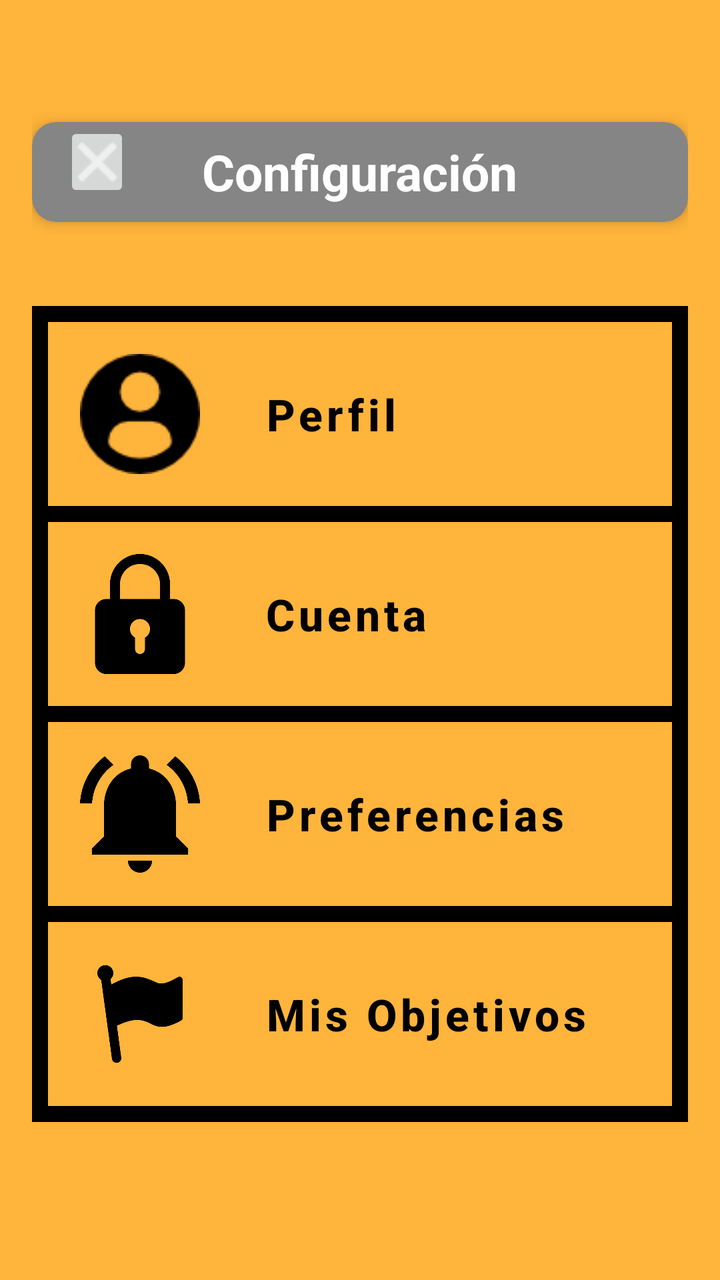
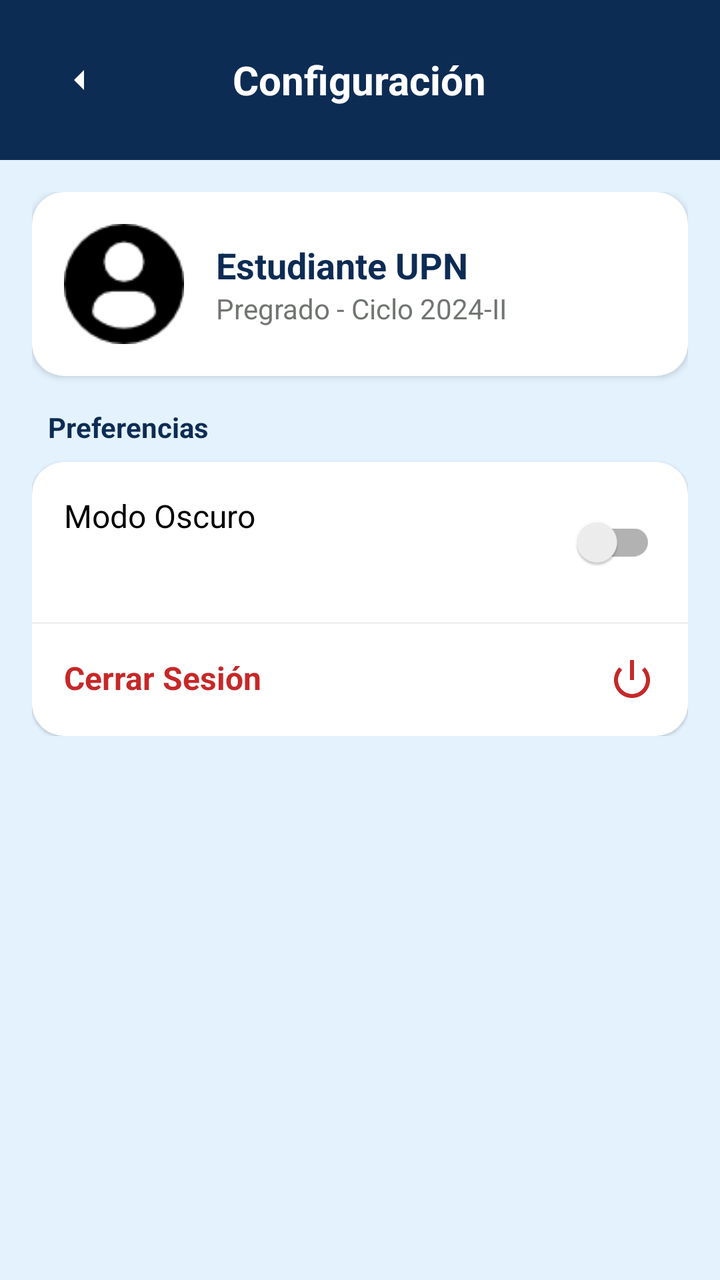

Compare the two renders of this Android layout. The source of the first and the diff that turns it into the second are given below.
<!-- AndroidManifest.xml: application theme Theme.UPNFit -->
<!-- res/layout/activity_configuracion.xml -->
<?xml version="1.0" encoding="utf-8"?>
<RelativeLayout xmlns:android="http://schemas.android.com/apk/res/android"
    xmlns:app="http://schemas.android.com/apk/res-auto"
    android:layout_width="match_parent"
    android:layout_height="match_parent"
    android:background="@color/amarillo_upn"
    android:padding="16dp">

    
    
    
    <androidx.cardview.widget.CardView
        android:id="@+id/topBar"
        android:layout_width="match_parent"
        android:layout_height="wrap_content"
        android:layout_alignParentTop="true"
        android:layout_marginTop="45dp"
        android:layout_marginBottom="10dp"
        app:cardCornerRadius="12dp"
        app:cardElevation="4dp"
        app:cardBackgroundColor="#858585">

        <RelativeLayout
            android:layout_width="match_parent"
            android:layout_height="50dp"
            android:paddingStart="16dp"
            android:paddingEnd="16dp">

            <ImageButton
                android:id="@+id/regresomenu"
                android:layout_width="33dp"
                android:layout_height="40dp"
                android:clickable="true"
                android:focusable="true"
                android:contentDescription="Regresar"
                android:src="@android:drawable/ic_menu_close_clear_cancel"
                app:tint="#FFFFFF" />

            <TextView
                android:id="@+id/tvTitulo"
                android:layout_width="wrap_content"
                android:layout_height="match_parent"
                android:layout_centerInParent="true"
                android:gravity="center"
                android:text="Configuración"
                android:textColor="#FFFFFF"
                android:textSize="25sp"
                android:textStyle="bold" />
        </RelativeLayout>
    </androidx.cardview.widget.CardView>

    
    
    
    <LinearLayout
        android:id="@+id/menuContainer"
        android:layout_width="match_parent"
        android:layout_height="wrap_content"
        android:layout_below="@id/topBar"
        android:layout_marginTop="32dp"
        android:orientation="vertical"
        android:background="@color/black"
        android:padding="8dp">

        
        <LinearLayout
            android:id="@+id/opPerfil"
            android:layout_width="match_parent"
            android:layout_height="wrap_content"
            android:orientation="horizontal"
            android:padding="16dp"
            android:gravity="center_vertical"
            android:background="@color/amarillo_upn"
            android:layout_marginBottom="8dp">

            <ImageView
                android:layout_width="60dp"
                android:layout_height="60dp"
                android:src="@drawable/perfil" />

            <Button
                android:id="@+id/btnmenuPerfil"
                android:layout_width="wrap_content"
                android:layout_height="wrap_content"
                android:layout_marginStart="16dp"
                android:text="Perfil"
                android:textStyle="bold"
                android:textColor="@color/black"
                android:textSize="22sp"
                android:background="?android:attr/selectableItemBackground"
                android:textAllCaps="false" />
        </LinearLayout>

        
        <LinearLayout
            android:id="@+id/opCuenta"
            android:layout_width="match_parent"
            android:layout_height="wrap_content"
            android:orientation="horizontal"
            android:padding="16dp"
            android:gravity="center_vertical"
            android:background="@color/amarillo_upn"
            android:layout_marginBottom="8dp">

            <ImageView
                android:layout_width="60dp"
                android:layout_height="60dp"
                android:src="@drawable/cuenta" />

            <Button
                android:id="@+id/btnmenuCuenta"
                android:layout_width="wrap_content"
                android:layout_height="wrap_content"
                android:layout_marginStart="16dp"
                android:text="Cuenta"
                android:textStyle="bold"
                android:textColor="@color/black"
                android:textSize="22sp"
                android:background="?android:attr/selectableItemBackground"
                android:textAllCaps="false" />
        </LinearLayout>

        
        <LinearLayout
            android:id="@+id/opPreferencias"
            android:layout_width="match_parent"
            android:layout_height="wrap_content"
            android:orientation="horizontal"
            android:padding="16dp"
            android:gravity="center_vertical"
            android:background="@color/amarillo_upn"
            android:layout_marginBottom="8dp">

            <ImageView
                android:layout_width="60dp"
                android:layout_height="60dp"
                android:src="@drawable/notificaciones" />

            <Button
                android:id="@+id/btnmenuPreferencias"
                android:layout_width="wrap_content"
                android:layout_height="wrap_content"
                android:layout_marginStart="16dp"
                android:text="Preferencias"
                android:textStyle="bold"
                android:textColor="@color/black"
                android:textSize="22sp"
                android:background="?android:attr/selectableItemBackground"
                android:textAllCaps="false" />
        </LinearLayout>

        
        <LinearLayout
            android:id="@+id/opObjetivos"
            android:layout_width="match_parent"
            android:layout_height="wrap_content"
            android:orientation="horizontal"
            android:padding="16dp"
            android:gravity="center_vertical"
            android:background="@color/amarillo_upn">

            <ImageView
                android:layout_width="60dp"
                android:layout_height="60dp"
                android:src="@drawable/objetivos" />

            <Button
                android:id="@+id/btnmenuObjetivos"
                android:layout_width="wrap_content"
                android:layout_height="wrap_content"
                android:layout_marginStart="16dp"
                android:text="Mis Objetivos"
                android:textStyle="bold"
                android:textColor="@color/black"
                android:textSize="22sp"
                android:background="?android:attr/selectableItemBackground"
                android:textAllCaps="false" />
        </LinearLayout>
    </LinearLayout>

</RelativeLayout>
<!-- resources referenced by this layout -->
<resources>
  <color name="amarillo_upn">#ffb43b</color>
  <color name="black">#FF000000</color>
  <!-- drawable cuenta: png bitmap (drawable, 8813 bytes) -->
  <!-- drawable notificaciones: png bitmap (drawable, 11784 bytes) -->
  <!-- drawable objetivos: png bitmap (drawable, 7516 bytes) -->
  <!-- drawable perfil: png bitmap (drawable, 1337 bytes) -->
  <style name="Theme.UPNFit" parent="Theme.MaterialComponents.DayNight.NoActionBar">
          
          <item name="colorPrimary">@color/purple_500</item>
          <item name="colorPrimaryVariant">@color/purple_700</item>
          <item name="colorOnPrimary">@color/white</item>
          
          <item name="colorSecondary">@color/teal_200</item>
          <item name="colorSecondaryVariant">@color/teal_700</item>
          <item name="colorOnSecondary">@color/black</item>
          
          <item name="android:statusBarColor">?attr/colorPrimaryVariant</item>
          
      </style>
  <color name="purple_500">#FF6200EE</color>
  <color name="purple_700">#FF3700B3</color>
  <color name="white">#FFFFFF</color>
  <color name="teal_200">#FF03DAC5</color>
  <color name="teal_700">#FF018786</color>
</resources>

<!-- the commit's change to res/layout/activity_configuracion.xml (unified diff, before → after) -->
@@ -1,181 +1,171 @@
 <?xml version="1.0" encoding="utf-8"?>
-<RelativeLayout xmlns:android="http://schemas.android.com/apk/res/android"
+<LinearLayout xmlns:android="http://schemas.android.com/apk/res/android"
     xmlns:app="http://schemas.android.com/apk/res-auto"
+    android:id="@+id/main"
     android:layout_width="match_parent"
     android:layout_height="match_parent"
-    android:background="@color/amarillo_upn"
-    android:padding="16dp">
+    android:background="@color/azulino_claro"
+    android:orientation="vertical">
 
     
-    
-    
-    <androidx.cardview.widget.CardView
-        android:id="@+id/topBar"
+    <RelativeLayout
         android:layout_width="match_parent"
         android:layout_height="wrap_content"
-        android:layout_alignParentTop="true"
-        android:layout_marginTop="45dp"
-        android:layout_marginBottom="10dp"
-        app:cardCornerRadius="12dp"
-        app:cardElevation="4dp"
-        app:cardBackgroundColor="#858585">
+        android:background="@color/azul_marino"
+        android:padding="20dp">
 
-        <RelativeLayout
-            android:layout_width="match_parent"
-            android:layout_height="50dp"
-            android:paddingStart="16dp"
-            android:paddingEnd="16dp">
+        <ImageButton
+            android:id="@+id/regresomenu"
+            android:layout_width="40dp"
+            android:layout_height="40dp"
+            android:background="?attr/selectableItemBackgroundBorderless"
+            android:contentDescription="Regresar"
+            android:src="@drawable/ic_back_arrow"
+            app:tint="@color/white" />
 
-            <ImageButton
-                android:id="@+id/regresomenu"
-                android:layout_width="33dp"
-                android:layout_height="40dp"
-                android:clickable="true"
-                android:focusable="true"
-                android:contentDescription="Regresar"
-                android:src="@android:drawable/ic_menu_close_clear_cancel"
-                app:tint="#FFFFFF" />
+        <TextView
+            android:layout_width="wrap_content"
+            android:layout_height="wrap_content"
+            android:layout_centerHorizontal="true"
+            android:layout_centerVertical="true"
+            android:text="Configuración"
+            android:textColor="@color/white"
+            android:textSize="20sp"
+            android:textStyle="bold" />
+    </RelativeLayout>
 
-            <TextView
-                android:id="@+id/tvTitulo"
-                android:layout_width="wrap_content"
-                android:layout_height="match_parent"
-                android:layout_centerInParent="true"
-                android:gravity="center"
-                android:text="Configuración"
-                android:textColor="#FFFFFF"
-                android:textSize="25sp"
-                android:textStyle="bold" />
-        </RelativeLayout>
-    </androidx.cardview.widget.CardView>
+    <ScrollView
+        android:layout_width="match_parent"
+        android:layout_height="match_parent">
 
-    
-    
-    
-    <LinearLayout
-        android:id="@+id/menuContainer"
-        android:layout_width="match_parent"
-        android:layout_height="wrap_content"
-        android:layout_below="@id/topBar"
-        android:layout_marginTop="32dp"
-        android:orientation="vertical"
-        android:background="@color/black"
-        android:padding="8dp">
-
-        
         <LinearLayout
-            android:id="@+id/opPerfil"
             android:layout_width="match_parent"
             android:layout_height="wrap_content"
-            android:orientation="horizontal"
-            android:padding="16dp"
-            android:gravity="center_vertical"
-            android:background="@color/amarillo_upn"
-            android:layout_marginBottom="8dp">
+            android:orientation="vertical"
+            android:padding="16dp">
 
-            <ImageView
-                android:layout_width="60dp"
-                android:layout_height="60dp"
-                android:src="@drawable/perfil" />
+            
+            <com.google.android.material.card.MaterialCardView
+                android:layout_width="match_parent"
+                android:layout_height="wrap_content"
+                android:layout_marginBottom="16dp"
+                app:cardCornerRadius="16dp"
+                app:cardElevation="2dp">
 
-            <Button
-                android:id="@+id/btnmenuPerfil"
+                <LinearLayout
+                    android:layout_width="match_parent"
+                    android:layout_height="wrap_content"
+                    android:gravity="center_vertical"
+                    android:orientation="horizontal"
+                    android:padding="16dp">
+
+                    <ImageView
+                        android:layout_width="60dp"
+                        android:layout_height="60dp"
+                        android:src="@drawable/perfil" />
+
+                    <LinearLayout
+                        android:layout_width="0dp"
+                        android:layout_height="wrap_content"
+                        android:layout_marginStart="16dp"
+                        android:layout_weight="1"
+                        android:orientation="vertical">
+
+                        <TextView
+                            android:id="@+id/tvNombreUsuarioConf"
+                            android:layout_width="wrap_content"
+                            android:layout_height="wrap_content"
+                            android:text="Estudiante UPN"
+                            android:textColor="@color/azul_marino"
+                            android:textSize="18sp"
+                            android:textStyle="bold" />
+
+                        <TextView
+                            android:layout_width="wrap_content"
+                            android:layout_height="wrap_content"
+                            android:text="Pregrado - Ciclo 2024-II"
+                            android:textColor="@color/gris_upn"
+                            android:textSize="14sp" />
+                    </LinearLayout>
+                </LinearLayout>
+            </com.google.android.material.card.MaterialCardView>
+
+            
+            <TextView
                 android:layout_width="wrap_content"
                 android:layout_height="wrap_content"
-                android:layout_marginStart="16dp"
-                android:text="Perfil"
-                android:textStyle="bold"
-                android:textColor="@color/black"
-                android:textSize="22sp"
-                android:background="?android:attr/selectableItemBackground"
-                android:textAllCaps="false" />
+                android:layout_marginBottom="8dp"
+                android:layout_marginStart="8dp"
+                android:text="Preferencias"
+                android:textColor="@color/azul_marino"
+                android:textSize="14sp"
+                android:textStyle="bold" />
+
+            <com.google.android.material.card.MaterialCardView
+                android:layout_width="match_parent"
+                android:layout_height="wrap_content"
+                app:cardCornerRadius="16dp"
+                app:cardElevation="1dp">
+
+                <LinearLayout
+                    android:layout_width="match_parent"
+                    android:layout_height="wrap_content"
+                    android:orientation="vertical">
+
+                    
+                    <RelativeLayout
+                        android:layout_width="match_parent"
+                        android:layout_height="wrap_content"
+                        android:padding="16dp">
+
+                        <TextView
+                            android:layout_width="wrap_content"
+                            android:layout_height="wrap_content"
+                            android:text="Modo Oscuro"
+                            android:textColor="@color/black"
+                            android:textSize="16sp" />
+
+                        <androidx.appcompat.widget.SwitchCompat
+                            android:id="@+id/switchDarkMode"
+                            android:layout_width="wrap_content"
+                            android:layout_height="wrap_content"
+                            android:layout_alignParentEnd="true" />
+                    </RelativeLayout>
+
+                    <View
+                        android:layout_width="match_parent"
+                        android:layout_height="1dp"
+                        android:background="#F0F0F0" />
+
+                    
+                    <RelativeLayout
+                        android:id="@+id/btnCerrarSesion"
+                        android:layout_width="match_parent"
+                        android:layout_height="wrap_content"
+                        android:clickable="true"
+                        android:focusable="true"
+                        android:background="?attr/selectableItemBackground"
+                        android:padding="16dp">
+
+                        <TextView
+                            android:layout_width="wrap_content"
+                            android:layout_height="wrap_content"
+                            android:text="Cerrar Sesión"
+                            android:textColor="#C62828"
+                            android:textSize="16sp"
+                            android:textStyle="bold" />
+
+                        <ImageView
+                            android:layout_width="24dp"
+                            android:layout_height="24dp"
+                            android:layout_alignParentEnd="true"
+                            android:src="@android:drawable/ic_lock_power_off"
+                            app:tint="#C62828" />
+                    </RelativeLayout>
+                </LinearLayout>
+            </com.google.android.material.card.MaterialCardView>
+
         </LinearLayout>
+    </ScrollView>
 
-        
-        <LinearLayout
-            android:id="@+id/opCuenta"
-            android:layout_width="match_parent"
-            android:layout_height="wrap_content"
-            android:orientation="horizontal"
-            android:padding="16dp"
-            android:gravity="center_vertical"
-            android:background="@color/amarillo_upn"
-            android:layout_marginBottom="8dp">
-
-            <ImageView
-                android:layout_width="60dp"
-                android:layout_height="60dp"
-                android:src="@drawable/cuenta" />
-
-            <Button
-                android:id="@+id/btnmenuCuenta"
-                android:layout_width="wrap_content"
-                android:layout_height="wrap_content"
-                android:layout_marginStart="16dp"
-                android:text="Cuenta"
-                android:textStyle="bold"
-                android:textColor="@color/black"
-                android:textSize="22sp"
-                android:background="?android:attr/selectableItemBackground"
-                android:textAllCaps="false" />
-        </LinearLayout>
-
-        
-        <LinearLayout
-            android:id="@+id/opPreferencias"
-            android:layout_width="match_parent"
-            android:layout_height="wrap_content"
-            android:orientation="horizontal"
-            android:padding="16dp"
-            android:gravity="center_vertical"
-            android:background="@color/amarillo_upn"
-            android:layout_marginBottom="8dp">
-
-            <ImageView
-                android:layout_width="60dp"
-                android:layout_height="60dp"
-                android:src="@drawable/notificaciones" />
-
-            <Button
-                android:id="@+id/btnmenuPreferencias"
-                android:layout_width="wrap_content"
-                android:layout_height="wrap_content"
-                android:layout_marginStart="16dp"
-                android:text="Preferencias"
-                android:textStyle="bold"
-                android:textColor="@color/black"
-                android:textSize="22sp"
-                android:background="?android:attr/selectableItemBackground"
-                android:textAllCaps="false" />
-        </LinearLayout>
-
-        
-        <LinearLayout
-            android:id="@+id/opObjetivos"
-            android:layout_width="match_parent"
-            android:layout_height="wrap_content"
-            android:orientation="horizontal"
-            android:padding="16dp"
-            android:gravity="center_vertical"
-            android:background="@color/amarillo_upn">
-
-            <ImageView
-                android:layout_width="60dp"
-                android:layout_height="60dp"
-                android:src="@drawable/objetivos" />
-
-            <Button
-                android:id="@+id/btnmenuObjetivos"
-                android:layout_width="wrap_content"
-                android:layout_height="wrap_content"
-                android:layout_marginStart="16dp"
-                android:text="Mis Objetivos"
-                android:textStyle="bold"
-                android:textColor="@color/black"
-                android:textSize="22sp"
-                android:background="?android:attr/selectableItemBackground"
-                android:textAllCaps="false" />
-        </LinearLayout>
-    </LinearLayout>
-
-</RelativeLayout>
+</LinearLayout>
<!-- resource entries referenced after the edit -->
@@ -1,10 +1,9 @@
 <!-- resources referenced by this layout -->
 <resources>
-  <color name="amarillo_upn">#ffb43b</color>
+  <color name="azul_marino">#0D2C54</color>
+  <color name="azulino_claro">#E3F2FD</color>
   <color name="black">#FF000000</color>
-  <!-- drawable cuenta: png bitmap (drawable, 8813 bytes) -->
-  <!-- drawable notificaciones: png bitmap (drawable, 11784 bytes) -->
-  <!-- drawable objetivos: png bitmap (drawable, 7516 bytes) -->
+  <color name="gris_upn">#717571</color>
   <!-- drawable perfil: png bitmap (drawable, 1337 bytes) -->
   <style name="Theme.UPNFit" parent="Theme.MaterialComponents.DayNight.NoActionBar">
           
@@ -22,6 +21,16 @@
   <color name="purple_500">#FF6200EE</color>
   <color name="purple_700">#FF3700B3</color>
   <color name="white">#FFFFFF</color>
+  <!-- drawable ic_back_arrow (drawable) -->
+  <vector xmlns:android="http://schemas.android.com/apk/res/android"
+      android:width="24dp"
+      android:height="24dp"
+      android:viewportWidth="24"
+      android:viewportHeight="24">
+      <path
+          android:fillColor="#FFFFFF"
+          android:pathData="M14,7l-5,5 5,5" />
+  </vector>
   <color name="teal_200">#FF03DAC5</color>
   <color name="teal_700">#FF018786</color>
 </resources>
